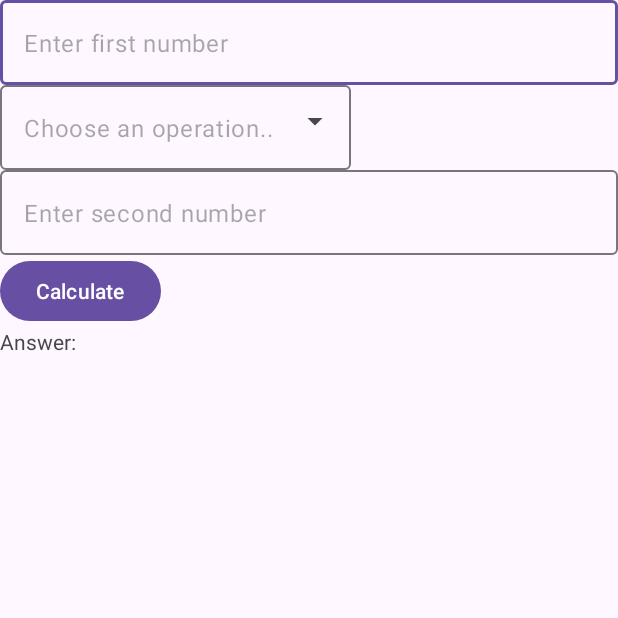
After one commit to that1angrykraken/AndroidEp1, an Android app: the CalculatorActivity screen opened directly, with no data from a screen before it, on a phone screen of 412 x 824 dp, the top half of it. The commit adds this screen. Run offline under Robolectric (Android 15) with nearby library versions, the phone set to English and light mode, and no system bars; 2 statements that could not run were skipped.

Commit message:
`Background service, Foreground service, Bound service`

```diff
--- /dev/null
+++ b/app/src/main/java/seamonster/kraken/androidep1/CalculatorActivity.kt
@@ -0,0 +1,57 @@
+package seamonster.kraken.androidep1
+
+import android.content.ComponentName
+import android.content.Intent
+import android.content.ServiceConnection
+import androidx.appcompat.app.AppCompatActivity
+import android.os.Bundle
+import android.os.IBinder
+import seamonster.kraken.androidep1.databinding.ActivityCalculatorBinding
+
+class CalculatorActivity : AppCompatActivity() {
+    private lateinit var binding: ActivityCalculatorBinding
+    private lateinit var mService: CalculatorService
+    private var mBound = false
+
+    private val serviceConnection = object : ServiceConnection {
+        override fun onServiceConnected(className: ComponentName?, service: IBinder?) {
+            val binder = service as CalculatorService.CalculatorBinder
+            mService = binder.getService()
+            mBound = true
+        }
+
+        override fun onServiceDisconnected(className: ComponentName?) {
+            mBound = false
+        }
+
+    }
+
+    override fun onStart() {
+        super.onStart()
+        Intent(this, CalculatorService::class.java).also {
+            bindService(it, serviceConnection, BIND_AUTO_CREATE)
+        }
+    }
+
+    override fun onCreate(savedInstanceState: Bundle?) {
+        super.onCreate(savedInstanceState)
+        binding = ActivityCalculatorBinding.inflate(layoutInflater)
+        setContentView(binding.root)
+
+        binding.buttonCalculate.setOnClickListener {
+            if (mBound) {
+                val num1 = binding.textFirstNumber.text.toString().toDouble()
+                val num2 = binding.textSecondNumber.text.toString().toDouble()
+                val op = binding.textOperation.text.toString()
+                val result = mService.calculate(num1, num2, op)
+                binding.textAnswer.text = "${result ?: "Syntax error"}"
+            }
+        }
+    }
+
+    override fun onStop() {
+        super.onStop()
+        unbindService(serviceConnection)
+        mBound = false
+    }
+}
--- /dev/null
+++ b/app/src/main/res/layout/activity_calculator.xml
@@ -0,0 +1,68 @@
+<?xml version="1.0" encoding="utf-8"?>
+<LinearLayout xmlns:android="http://schemas.android.com/apk/res/android"
+    xmlns:app="http://schemas.android.com/apk/res-auto"
+    xmlns:tools="http://schemas.android.com/tools"
+    android:layout_width="match_parent"
+    android:layout_height="match_parent"
+    android:orientation="vertical"
+    tools:context=".CalculatorActivity">
+
+    <com.google.android.material.textfield.TextInputLayout
+        android:layout_width="match_parent"
+        android:layout_height="wrap_content"
+        app:hintEnabled="false">
+
+        <com.google.android.material.textfield.TextInputEditText
+            android:id="@+id/textFirstNumber"
+            android:layout_width="match_parent"
+            android:layout_height="wrap_content"
+            android:hint="Enter first number"
+            android:inputType="number" />
+    </com.google.android.material.textfield.TextInputLayout>
+
+    <com.google.android.material.textfield.TextInputLayout
+        style="@style/Widget.Material3.TextInputLayout.OutlinedBox.ExposedDropdownMenu"
+        android:layout_width="wrap_content"
+        android:layout_height="wrap_content"
+        app:hintEnabled="false">
+
+        <com.google.android.material.textfield.MaterialAutoCompleteTextView
+            android:id="@+id/textOperation"
+            android:layout_width="wrap_content"
+            android:layout_height="wrap_content"
+            android:hint="Choose an operation.."
+            android:inputType="none"
+            app:simpleItems="@array/simple_operation" />
+    </com.google.android.material.textfield.TextInputLayout>
+
+    <com.google.android.material.textfield.TextInputLayout
+        android:layout_width="match_parent"
+        android:layout_height="wrap_content"
+        app:hintEnabled="false">
+
+        <com.google.android.material.textfield.TextInputEditText
+            android:id="@+id/textSecondNumber"
+            android:layout_width="match_parent"
+            android:layout_height="wrap_content"
+            android:hint="Enter second number"
+            android:inputType="number" />
+    </com.google.android.material.textfield.TextInputLayout>
+
+    <com.google.android.material.button.MaterialButton
+        android:id="@+id/buttonCalculate"
+        android:layout_width="wrap_content"
+        android:layout_height="wrap_content"
+        android:text="Calculate" />
+
+    <com.google.android.material.textview.MaterialTextView
+        android:layout_width="wrap_content"
+        android:layout_height="wrap_content"
+        android:text="Answer:" />
+
+    <com.google.android.material.textview.MaterialTextView
+        android:id="@+id/textAnswer"
+        android:layout_width="wrap_content"
+        android:layout_height="wrap_content"
+        android:textSize="24sp" />
+
+</LinearLayout>
--- /dev/null
+++ b/app/src/main/res/values/arrays.xml
@@ -0,0 +1,10 @@
+<?xml version="1.0" encoding="utf-8"?>
+<resources>
+    <array name="simple_operation">
+        <item>"+"</item>
+        <item>"-"</item>
+        <item>"*"</item>
+        <item>"/"</item>
+    </array>
+
+</resources>
```
Also changed, not shown: app/src/main/AndroidManifest.xml (+15 -5 lines), app/src/main/java/seamonster/kraken/androidep1/Activity1.kt (deleted, +0 -28 lines), app/src/main/java/seamonster/kraken/androidep1/Activity2.kt (deleted, +0 -20 lines), app/src/main/java/seamonster/kraken/androidep1/CalculatorService.kt (added, +30 -0 lines), app/src/main/java/seamonster/kraken/androidep1/ForegroundMusicService.kt (added, +71 -0 lines), app/src/main/java/seamonster/kraken/androidep1/FragmentA.kt (deleted, +0 -63 lines), app/src/main/java/seamonster/kraken/androidep1/FragmentB.kt (deleted, +0 -59 lines), app/src/main/java/seamonster/kraken/androidep1/MainActivity.kt (+9 -4 lines), app/src/main/java/seamonster/kraken/androidep1/MusicService.kt (added, +32 -0 lines), app/src/main/res/layout/activity_1.xml (deleted, +0 -25 lines), app/src/main/res/layout/activity_2.xml (deleted, +0 -24 lines), app/src/main/res/layout/activity_main.xml (+11 -4 lines), app/src/main/res/layout/fragment_a.xml (deleted, +0 -14 lines), app/src/main/res/layout/fragment_b.xml (deleted, +0 -14 lines), 1 more files, 1 other file.
